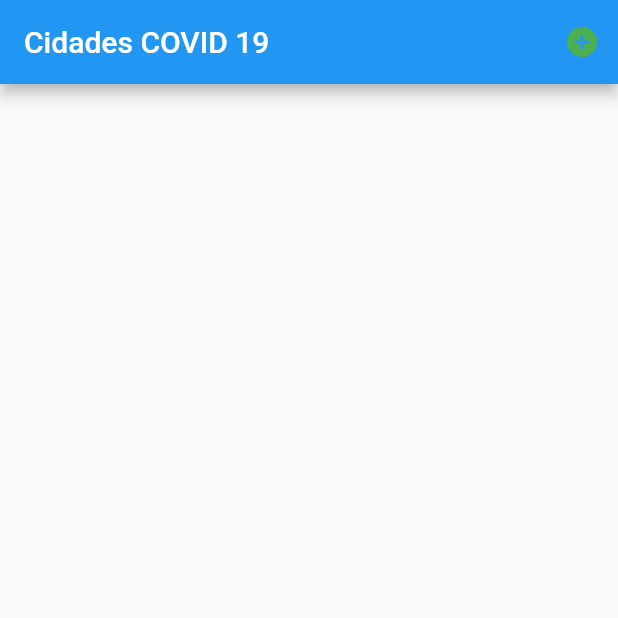
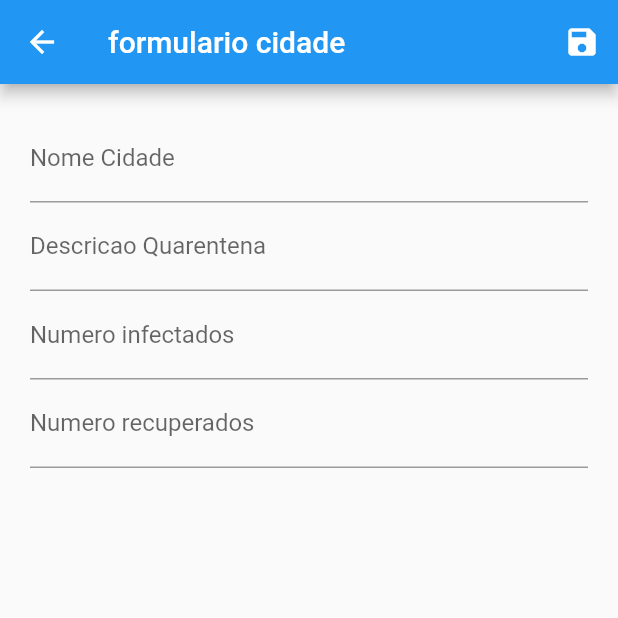
Before and after one commit to atrasad0/app_flutter_covid, a Flutter app: the screen it shows after launch, after a tap on the "add circle" icon, on a phone screen of 412 x 824 dp, the top half of it. Run offline on Flutter 3.47's test engine with Material 2 defaults, Android fonts, the phone set to English and light mode, and no system bars; our stand-ins replace sqflite; accounts and stored records are empty.

Commit message:
lista, adiciona, altera

```diff
--- a/lib/main.dart
+++ b/lib/main.dart
@@ -1,3 +1,5 @@
+import 'package:cadastro_cidades_covid/routes/rotas_app.dart';
+import 'package:cadastro_cidades_covid/view/cidade_form.dart';
 import 'package:cadastro_cidades_covid/view/lista_cidade.dart';
 import 'package:flutter/material.dart';
 
@@ -18,6 +20,9 @@ class MyApp extends StatelessWidget {
         visualDensity: VisualDensity.adaptivePlatformDensity,
       ),
       home: ListaCidades(),
+      routes: {
+        AppRotas.CIDADE_FORM: (_) => CidadeForm()
+      },
     );
   }
 }
--- /dev/null
+++ b/lib/routes/rotas_app.dart
@@ -0,0 +1,5 @@
+class AppRotas{
+  static const HOME = '/';
+  static const CIDADE_FORM = '/cidade_form';
+
+}
--- /dev/null
+++ b/lib/view/cidade_form.dart
@@ -0,0 +1,125 @@
+import 'package:cadastro_cidades_covid/banco/db_helper.dart';
+import 'package:cadastro_cidades_covid/model/cidade.dart';
+import 'package:flutter/material.dart';
+
+class CidadeForm extends StatefulWidget {
+  @override
+  _CidadeFormState createState() => _CidadeFormState();
+}
+
+DBHelper db = DBHelper();//instancia do banco
+final _formulario = GlobalKey<FormState>(); //global key referente a key do meu formulario para poder acessar os values digitados
+final Map<String, Object> _formularioValores = {}; //map object pois posso ter string int e tals
+List<Cidade> listaCidades = List<Cidade>();
+const SUCESSO = "sucesso";
+
+void _carregaFormulario(Cidade cidadeSelecionada){
+  _formularioValores['id'] = cidadeSelecionada.id;
+  _formularioValores['nome_cidade'] = cidadeSelecionada.nomeCidade;
+  _formularioValores['desc_quarentena'] = cidadeSelecionada.descriQuarentena;
+  _formularioValores['infectados'] = cidadeSelecionada.infectados.toString();
+  _formularioValores['recuperados'] = cidadeSelecionada.recuperados.toString();
+}
+
+
+class _CidadeFormState extends State<CidadeForm> {
+  @override
+  Widget build(BuildContext context) {
+    bool editando = false;
+    Cidade cidadeSelecionada = ModalRoute.of(context).settings.arguments;//pegando argumento da lista que foi passado usado para editar
+    if (cidadeSelecionada !=null){
+      _carregaFormulario(cidadeSelecionada);
+      editando = true;
+    }
+    return Scaffold(
+      appBar: AppBar(
+        title: Text('formulario cidade'),
+        actions: <Widget>[
+          IconButton(
+            icon: Icon(Icons.save),
+            onPressed: (){
+              //agora posso acessar meu formulario no onPressed
+              bool valida = _formulario.currentState.validate();
+
+              if (valida){
+                _formulario.currentState.save(); //metodo que posso chamar dentro de cada um dos filds
+                Cidade cidade = Cidade (
+                  //nao passo o id pois é auto increment
+                   nomeCidade: _formularioValores['nome_cidade'],
+                   descriQuarentena: _formularioValores['desc_quarentena'],
+                   infectados: _formularioValores['infectados'],
+                   recuperados: _formularioValores['recuperados']
+                );
+                if (editando == false){
+                  db.insereCidade(cidade); //insere a cidade na lista
+                }else{
+                  //formulario valores esta o valor da cidade clicada entao aqui eu coloco esse id, um pouco gambiarra
+                  cidade.id = _formularioValores['id'];
+                  db.alteraCidade(cidade); //altera cidade
+                }
+                Navigator.of(context).pop("sucesso");//retira a pagina da pilha
+              }
+            }
+          ),
+        ],
+      ),
+      body: Padding(padding: EdgeInsets.all(20),
+        child: Form( //no formulario tera todos os campos de entrada dentro de uma coluna pra ficar mais certinho, alinhado
+           key: _formulario,//key usada para o global formulario
+           child: Column(
+             children: <Widget>[//array de widget
+               TextFormField(
+                 initialValue: _formularioValores['nome_cidade'],
+                 decoration: InputDecoration(labelText: 'Nome Cidade'), //lbl placeholder
+                 validator: (value){
+                    if (value == null || value.trim().isEmpty)
+                      return 'Pô! nome da cidade vazio irmão!';
+
+                    if(value.trim().length <= 2)
+                      return 'cidade com esse nome?????';
+
+                    return null;//se tudo der certo
+                 },
+                 onSaved: (value)=>_formularioValores['nome_cidade'] = value,
+               ),
+               TextFormField(
+                 initialValue: _formularioValores['desc_quarentena'],
+                 decoration: InputDecoration(labelText: 'Descricao Quarentena'),
+                 validator: (value){
+                   if (value == null || value.trim().isEmpty)
+                      return 'Por favor insira uma descricao';
+
+                    return null;//se tudo der certo
+                 },
+                 onSaved: (value)=>_formularioValores['desc_quarentena'] = value,
+               ),
+               TextFormField(
+                 initialValue: _formularioValores['infectados'],
+                 decoration: InputDecoration(labelText: 'Numero infectados'),
+                 validator: (value){
+                   if (value == null || value.trim().isEmpty)
+                      return 'Por favor insira numeros infectados';
+
+                    return null;
+                 },
+                 onSaved: (value)=>_formularioValores['infectados'] = int.parse(value),
+               ),
+               TextFormField(
+                 initialValue: _formularioValores['recuperados'],
+                 decoration: InputDecoration(labelText: 'Numero recuperados'),
+                  validator: (value){
+                   if (value == null || value.trim().isEmpty)
+                      return 'Por favor insira numeros recuperados';
+
+                    return null;
+                 },
+                 onSaved: (value)=>_formularioValores['recuperados'] = int.parse(value),
+               ),
+             ],
+
+           ),
+        ),
+      ),
+    );
+  }
+}
--- a/lib/view/lista_cidade.dart
+++ b/lib/view/lista_cidade.dart
@@ -1,12 +1,16 @@
 import 'package:cadastro_cidades_covid/banco/db_helper.dart';
 import 'package:cadastro_cidades_covid/componentes/list_cidade_comp.dart';
 import 'package:cadastro_cidades_covid/model/cidade.dart';
+import 'package:cadastro_cidades_covid/routes/rotas_app.dart';
 import 'package:flutter/material.dart';
 
 class ListaCidades extends StatefulWidget {
+
   @override
   _ListaCidadesState createState() => _ListaCidadesState();
 }
+
+
 
 class _ListaCidadesState extends State<ListaCidades> {
 
@@ -17,12 +21,16 @@ class _ListaCidadesState extends State<ListaCidades> {
   @override
   void initState(){
     super.initState();
-    db.pegaTodasCidades().then((lista){
+    atualizaLista();//reciclagem de codigo
+  }
+
+void atualizaLista(){
+  db.pegaTodasCidades().then((lista){
       setState(() {//atualiza interface com os dados do BD
         listaCidades = lista;
       });
     });
-  }
+}
 
 
  @override
@@ -34,21 +42,24 @@ class _ListaCidadesState extends State<ListaCidades> {
           IconButton(
             icon: Icon(Icons.add_circle),
             color: Colors.green,
-            onPressed: () {},
+            onPressed: () {
+                _insereCidade();
+
+            },
           )
         ],
       ),
       body: ListView.builder(
         itemCount: listaCidades.length,
-        itemBuilder: (cotexto, index) =>ListCidadeComp(listaCidades,index),
-        /*itemBuilder: (contexto, index){
+        //itemBuilder: (cotexto, index) =>ListCidadeComp(listaCidades,index),
+        itemBuilder: (contexto, index){
           return _listaCidades(contexto,index);
-        },*/
+        },
         ),
     );
   }
 
-  /*_listaCidades(BuildContext contexto, int index){
+  _listaCidades(BuildContext contexto, int index){
     final avatarCidade = CircleAvatar(child: Icon(Icons.account_balance));
     return ListTile(
       leading: avatarCidade,
@@ -61,7 +72,9 @@ class _ListaCidadesState extends State<ListaCidades> {
             IconButton(//editar
             icon: Icon(Icons.edit),
             color: Colors.blue,
-            onPressed: (){},
+            onPressed: (){
+              _editaCidade(index);
+            },
           ),
           IconButton(//excluir
             icon: Icon(Icons.delete_forever),
@@ -72,5 +85,26 @@ class _ListaCidadesState extends State<ListaCidades> {
         ),
       ),
     );
-  }*/
+  }
+
+  //metodo que verifica o retorno de uma incersao e atualiza o estado da lista
+  void _insereCidade() async{
+    final retornoRecebido = await Navigator.of(context).pushNamed(//coloca uma tela em cima da outra
+      AppRotas.CIDADE_FORM);
+    if (retornoRecebido != null){
+      atualizaLista();
+    }
+
+  }
+
+  void _editaCidade(index) async{
+    final retornoRecebido = await Navigator.of(context).pushNamed(//coloca uma tela em cima da outra
+      AppRotas.CIDADE_FORM,
+      arguments: listaCidades[index]
+    );
+    if (retornoRecebido != null){
+      atualizaLista();
+    }
+
+  }
 }
--- a/pubspec.yaml
+++ b/pubspec.yaml
@@ -25,6 +25,7 @@ dependencies:
     sdk: flutter
   sqflite: ^1.1.7+3 #fornece classe e funcoes para interagir com o sqlite
   path_provider: ^1.4.5 #fornece funcoes que permite definir a localizacao para armazenar BD em disco
+  http: ^0.12.0+2
 
   # The following adds the Cupertino Icons font to your application.
   # Use with the CupertinoIcons class for iOS style icons.
```
Also changed, not shown: lib/componentes/list_cidade_comp.dart (+8 -2 lines), pubspec.lock.
